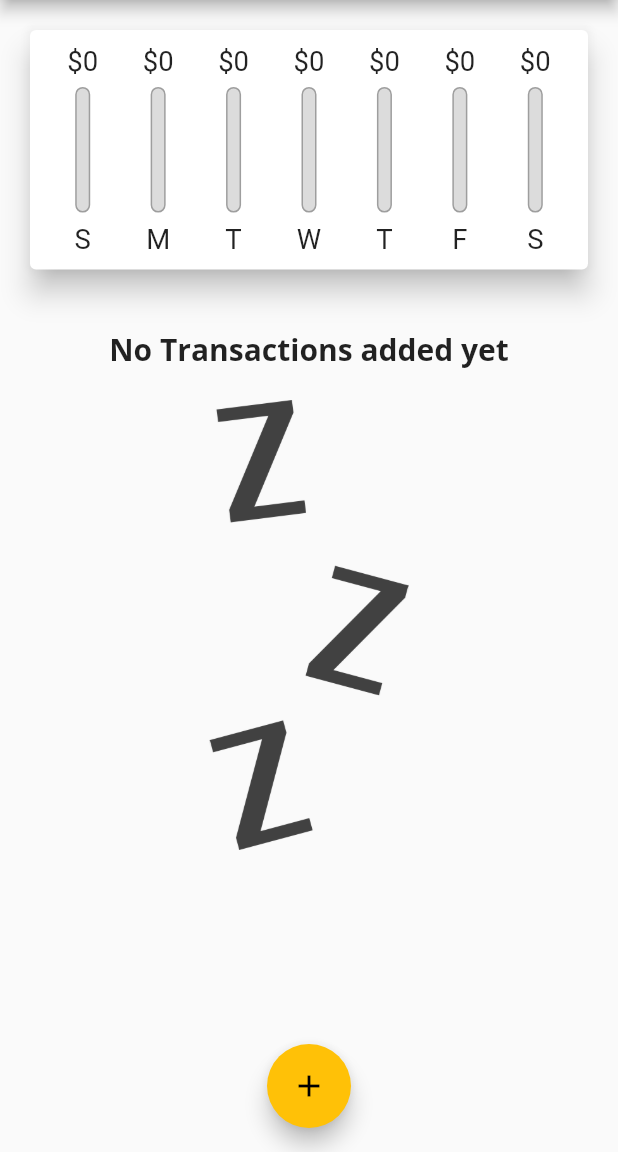
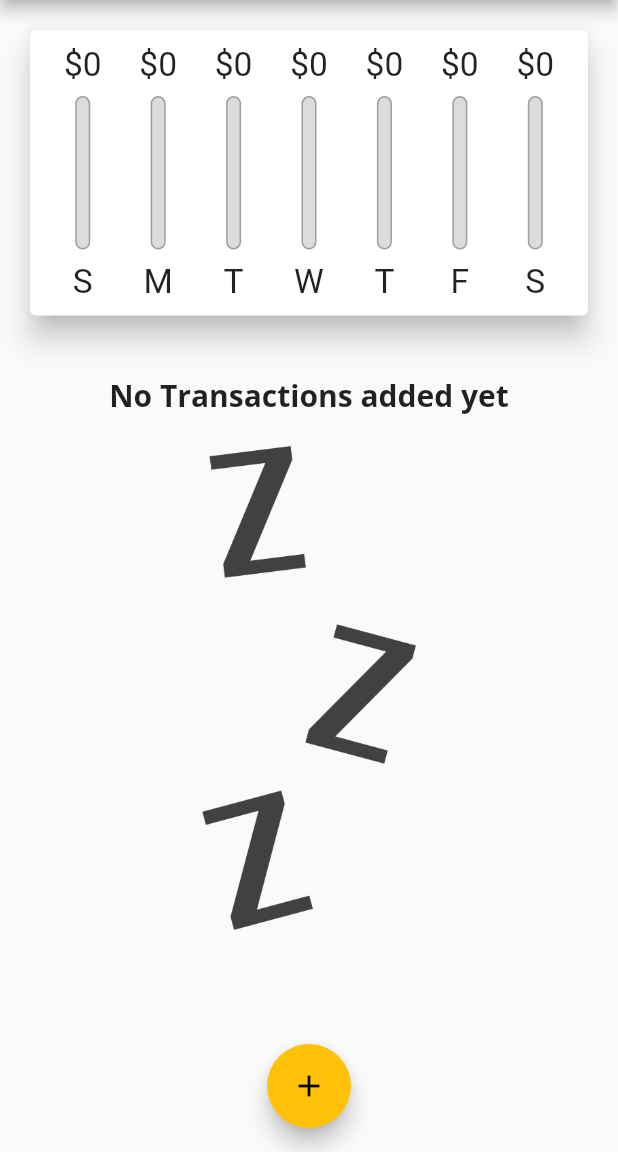
Before and after one commit to IamZygote/Hold-Your-Money, a Flutter app: the screen it shows after launch, on a phone screen of 412 x 824 dp, the part 84-1236 px from its top. Run offline on Flutter 3.47's test engine with Material 2 defaults, Android fonts, the phone set to English and light mode, and no system bars.

```diff
--- a/lib/main.dart
+++ b/lib/main.dart
@@ -1,3 +1,5 @@
+import 'dart:math';
+
 import './widgets/chart.dart';
 import './widgets/new_transaction.dart';
 import './widgets/transaction_list.dart';
@@ -8,7 +10,12 @@ import 'package:flutter/services.dart';
 void main() {
   WidgetsFlutterBinding.ensureInitialized();
   SystemChrome.setPreferredOrientations(
-    [DeviceOrientation.portraitUp, DeviceOrientation.portraitDown],
+    [
+      DeviceOrientation.portraitUp,
+      DeviceOrientation.portraitDown,
+      DeviceOrientation.landscapeLeft,
+      DeviceOrientation.landscapeRight
+    ],
   );
   runApp(const MyApp());
 }
@@ -63,7 +70,7 @@ class _MyHomePageState extends State<MyHomePage> {
     //  date: DateTime.now(),
     //)
   ];
-
+  bool _showChart = false;
   List<Transaction> get _recentTransactions {
     return _userTransactions.where((tx) {
       return tx.date.isAfter(
@@ -109,6 +116,8 @@ class _MyHomePageState extends State<MyHomePage> {
 
   @override
   Widget build(BuildContext context) {
+    final isLandscape =
+        MediaQuery.of(context).orientation == Orientation.landscape;
     final appBar = AppBar(
       title: Text('Expenses APP'),
       actions: <Widget>[
@@ -118,26 +127,53 @@ class _MyHomePageState extends State<MyHomePage> {
         )
       ],
     );
+    final showTRXlist = Container(
+      height: (MediaQuery.of(context).size.height -
+              MediaQuery.of(context).padding.top -
+              appBar.preferredSize.height) *
+          0.7,
+      child: TransactionList(_userTransactions, _deleteTransaction),
+    );
     return Scaffold(
       appBar: appBar,
       body: SingleChildScrollView(
         child: Column(
           //mainAxisAlignment: MainAxisAlignment.spaceAround,
           children: <Widget>[
+            if (isLandscape)
+              Row(
+                mainAxisAlignment: MainAxisAlignment.center,
+                children: [
+                  Text("Show Chart"),
+                  Switch(
+                    value: _showChart,
+                    onChanged: (val) {
+                      setState(() {
+                        _showChart = val;
+                      });
+                    },
+                  ),
+                ],
+              ),
+            if (!isLandscape)
               Container(
                 height: (MediaQuery.of(context).size.height -
                         MediaQuery.of(context).padding.top -
                         appBar.preferredSize.height) *
-                  0.26,
+                    0.3,
                 child: Chart(_recentTransactions),
               ),
-            Container(
+            if (!isLandscape) showTRXlist,
+            if (isLandscape)
+              _showChart
+                  ? Container(
                       height: (MediaQuery.of(context).size.height -
                               MediaQuery.of(context).padding.top -
                               appBar.preferredSize.height) *
-                  0.74,
-              child: TransactionList(_userTransactions, _deleteTransaction),
-            ),
+                          0.7,
+                      child: Chart(_recentTransactions),
+                    )
+                  : showTRXlist,
           ],
         ),
       ),
--- a/lib/widgets/transaction_list.dart
+++ b/lib/widgets/transaction_list.dart
@@ -12,7 +12,9 @@ class TransactionList extends StatelessWidget {
   Widget build(BuildContext context) {
     return Container(
       child: transaction.isEmpty
-          ? Column(
+          ? LayoutBuilder(
+              builder: (context, constraints) {
+                return Column(
                   children: <Widget>[
                     SizedBox(
                       height: 20,
@@ -25,13 +27,15 @@ class TransactionList extends StatelessWidget {
                       height: 20,
                     ),
                     Container(
-                  height: 300,
+                      height: constraints.maxHeight * 0.6,
                       child: Image.asset(
                         'assets/images/waiting.png',
                         fit: BoxFit.cover,
                       ),
                     ),
                   ],
+                );
+              },
             )
           : ListView.builder(
               itemBuilder: (context, index) {
```
Also changed, not shown: pubspec.lock, 57 other files. Lines whose indentation alone changed are shown as unchanged.
